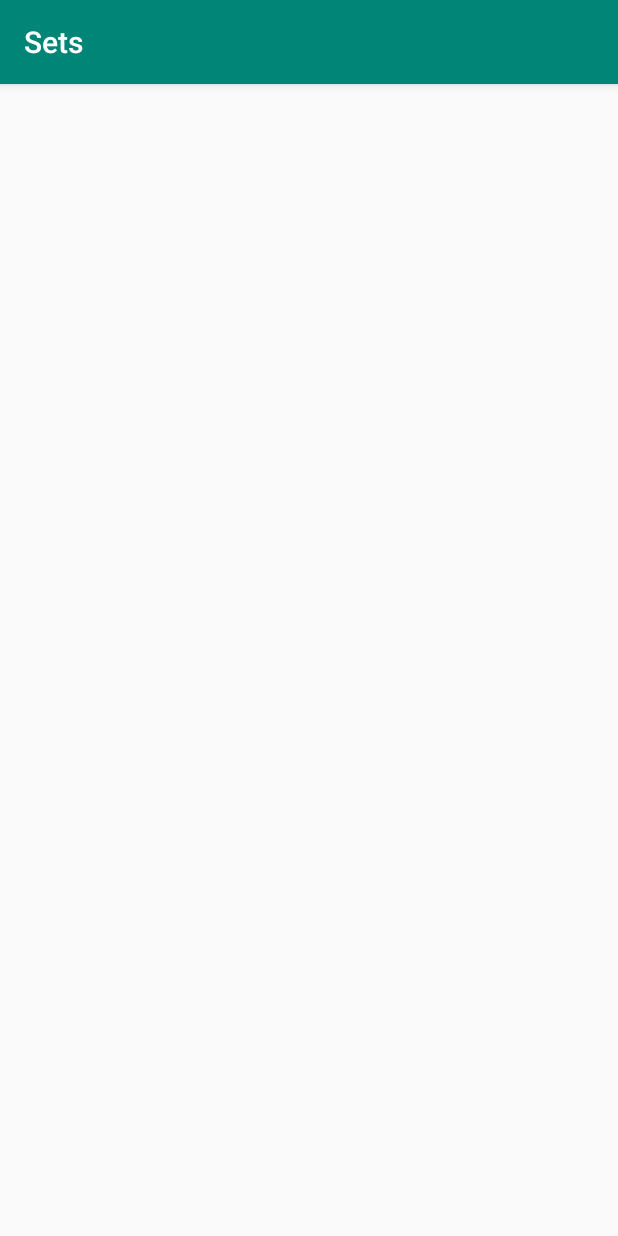
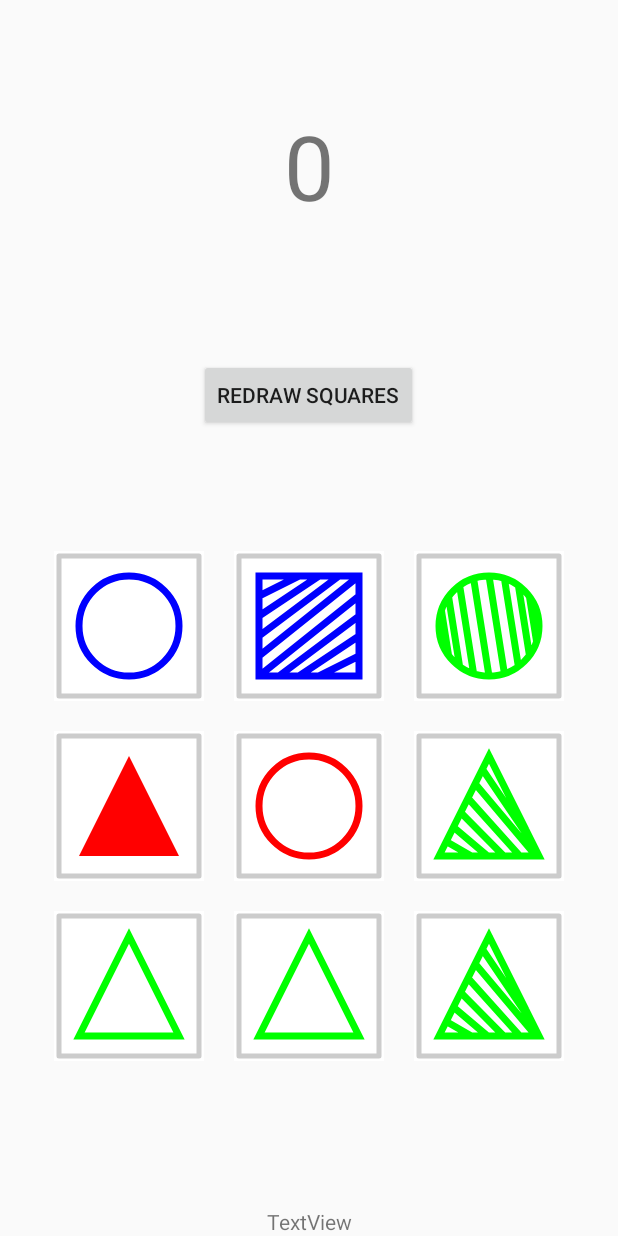
Before and after one commit to yewei600/Sets, an Android app: the GameFragment screen opened through its navigation route, on a phone screen of 412 x 824 dp. Run offline under Robolectric (Android 15) with nearby library versions, the phone set to English and light mode, and no system bars; our stand-ins replace data binding.

Commit message:
add gamefragment layout

```diff
--- /dev/null
+++ b/app/src/main/java/com/ericwei/sets/model/ShapeView.kt
@@ -0,0 +1,170 @@
+package com.ericwei.sets.model
+
+import android.animation.ObjectAnimator
+import android.content.Context
+import android.graphics.*
+import android.util.AttributeSet
+import android.view.View
+import android.view.animation.LinearInterpolator
+
+class ShapeView(context: Context, attrs: AttributeSet) : View(context, attrs) {
+
+    enum class DrawState {
+        REDRAW, SELECT, UNSELECT
+    }
+
+    private lateinit var mShape: ShapeType
+    private lateinit var mColor: ColorType
+    private lateinit var mFill: FillType
+
+    private var mDrawState = DrawState.REDRAW
+    private var mPaint = Paint()
+    private var mFramePaint = Paint()
+    private var mPath = Path()
+    private var mPathMeasure = PathMeasure()
+    private val mInset = 5
+    private var mFrameWidth: Float = 5f
+
+    init {
+        mPathMeasure.setPath(mPath, false)
+
+        mFramePaint.color = Color.LTGRAY
+        mFramePaint.isAntiAlias = true
+        mFramePaint.isDither = true
+        mFramePaint.style = Paint.Style.STROKE
+        mFramePaint.strokeJoin = Paint.Join.ROUND
+        mFramePaint.strokeCap = Paint.Cap.ROUND
+        mFramePaint.strokeWidth = mFrameWidth
+
+        mPaint.style = Paint.Style.STROKE
+        mPaint.strokeWidth = 7f
+    }
+
+    override fun onDraw(canvas: Canvas) {
+        super.onDraw(canvas)
+        canvas.drawColor(Color.WHITE)
+
+        if (mDrawState == DrawState.REDRAW) {
+            mColor = ColorType.values().random()
+            mShape = ShapeType.values().random()
+            mFill = FillType.values().random()
+        }
+
+        var coords = intArrayOf(0, 0)
+        getLocationOnScreen(coords)
+        val cX = (width / 2).toFloat()
+        val cY = (height / 2).toFloat()
+        val radius = (width / 3).toFloat()
+
+        mPath.reset()
+        when (mShape) {
+            ShapeType.CIRCLE -> getCirclePath(cX, cY, radius, mPath)
+            ShapeType.SQUARE -> getRectPath(
+                cX - radius,
+                cY - radius,
+                cX + radius,
+                cY + radius,
+                mPath
+            )
+            ShapeType.TRIANGLE -> getTrianglePath((cX - radius), (cY + radius), radius, mPath)
+        }
+
+        when (mFill) {
+            FillType.FILL -> mPaint.style = Paint.Style.FILL
+            FillType.EMPTY -> mPaint.style = Paint.Style.STROKE
+            FillType.LINES -> {
+                mPaint.style = Paint.Style.STROKE
+                drawLinesThrough(mPath)
+            }
+        }
+        mPaint.color = mColor.color
+
+        canvas.drawPath(mPath, mPaint)
+
+        canvas.drawRect(Rect(mInset, mInset, width - mInset, height - mInset), mFramePaint)
+    }
+
+    fun animateUserSelection(isAdding: Boolean) {
+        //do some animation to show User selected this Shape
+        val startVal = mFramePaint.strokeWidth
+        val endVal = if (startVal == 5f) 40f else 5f
+        ObjectAnimator.ofFloat(this, "frameWidth", startVal, endVal).apply {
+            duration = 3000
+            interpolator = LinearInterpolator()
+            start()
+        }
+    }
+
+    //attempt 2 just simply change width
+    fun redrawShape(state: DrawState) {
+        mDrawState = state
+        var curWidth = mFramePaint.strokeWidth
+        when (state) {
+            DrawState.REDRAW ->
+                curWidth = 5f
+            DrawState.UNSELECT ->
+                curWidth = 5f
+            DrawState.SELECT ->
+                curWidth = 40f
+        }
+        mFramePaint.strokeWidth = curWidth
+        invalidate()
+    }
+
+    private fun drawLinesThrough(path: Path) {
+        val pathMeasure = PathMeasure()
+        pathMeasure.setPath(path, false)
+
+        val pointArray = arrayOfNulls<Pair<Float, Float>>(20)
+        val length = pathMeasure.getLength()
+        var distance = 0f
+        val speed = length / 20
+        var counter = 0
+        val aCoordinates = FloatArray(2)
+
+        while (distance < length && counter < 20) {
+            // get point from the path
+            pathMeasure.getPosTan(distance, aCoordinates, null)
+            pointArray[counter] = Pair(
+                aCoordinates[0],
+                aCoordinates[1]
+            )
+            counter++
+            distance = distance + speed
+        }
+
+        var l = 0
+        var r = pointArray.size - 1
+        while (l < r) {
+            val start = pointArray[l]
+            val end = pointArray[r]
+            path.moveTo(start!!.first, start.second)
+            path.lineTo(end!!.first, end.second)
+            l++
+            r--
+        }
+    }
+
+    private fun getCirclePath(x: Float, y: Float, radius: Float, path: Path) {
+        path.addCircle(x, y, radius, Path.Direction.CW)
+    }
+
+    private fun getRectPath(left: Float, top: Float, right: Float, bottom: Float, path: Path) {
+        path.addRect(left, top, right, bottom, Path.Direction.CCW)
+    }
+
+    private fun getTrianglePath(x: Float, y: Float, radius: Float, path: Path) {
+        val p1 = Point(x.toInt(), y.toInt())  //bottom left point
+        val pointX = x + radius
+        val pointY = y - radius * 2
+
+        val p2 = Point(pointX.toInt(), pointY.toInt())  //top point
+        val p3 = Point((x + radius * 2).toInt(), y.toInt())  //bottom right point
+
+        path.moveTo(p1.x.toFloat(), p1.y.toFloat())
+        path.lineTo(p2.x.toFloat(), p2.y.toFloat())
+        path.lineTo(p3.x.toFloat(), p3.y.toFloat())
+        path.close()
+    }
+
+}
--- a/app/src/main/res/layout/fragment_game.xml
+++ b/app/src/main/res/layout/fragment_game.xml
@@ -10,5 +10,116 @@
     <androidx.constraintlayout.widget.ConstraintLayout
         android:layout_width="match_parent"
         android:layout_height="match_parent"
-        tools:context=".game.GameFragment" />
+        tools:context=".game.GameFragment">
+
+        <GridLayout
+            android:id="@+id/grid"
+            android:layout_width="wrap_content"
+            android:layout_height="wrap_content"
+            android:columnCount="3"
+            android:rowCount="3"
+            app:layout_constraintBottom_toBottomOf="parent"
+            app:layout_constraintEnd_toEndOf="parent"
+            app:layout_constraintStart_toStartOf="parent"
+            app:layout_constraintTop_toTopOf="parent"
+            app:layout_constraintVertical_bias="0.77">
+
+            <com.ericwei.sets.model.ShapeView
+                android:id="@+id/s1"
+                android:layout_width="100dp"
+                android:layout_height="100dp"
+                android:layout_margin="10dp"
+                android:background="@color/cardview_dark_background" />
+
+            <com.ericwei.sets.model.ShapeView
+                android:id="@+id/s2"
+                android:layout_width="100dp"
+                android:layout_height="100dp"
+                android:layout_margin="10dp"
+                android:background="@color/cardview_dark_background" />
+
+            <com.ericwei.sets.model.ShapeView
+                android:id="@+id/s3"
+                android:layout_width="100dp"
+                android:layout_height="100dp"
+                android:layout_margin="10dp"
+                android:background="@color/cardview_dark_background" />
+
+            <com.ericwei.sets.model.ShapeView
+                android:id="@+id/s4"
+                android:layout_width="100dp"
+                android:layout_height="100dp"
+                android:layout_margin="10dp"
+                android:background="@color/cardview_dark_background" />
+
+            <com.ericwei.sets.model.ShapeView
+                android:id="@+id/s5"
+                android:layout_width="100dp"
+                android:layout_height="100dp"
+                android:layout_margin="10dp"
+                android:background="@color/cardview_dark_background" />
+
+            <com.ericwei.sets.model.ShapeView
+                android:id="@+id/s6"
+                android:layout_width="100dp"
+                android:layout_height="100dp"
+                android:layout_margin="10dp"
+                android:background="@color/cardview_dark_background" />
+
+            <com.ericwei.sets.model.ShapeView
+                android:id="@+id/s7"
+                android:layout_width="100dp"
+                android:layout_height="100dp"
+                android:layout_margin="10dp"
+                android:background="@color/cardview_dark_background" />
+
+            <com.ericwei.sets.model.ShapeView
+                android:id="@+id/s8"
+                android:layout_width="100dp"
+                android:layout_height="100dp"
+                android:layout_margin="10dp"
+                android:background="@color/cardview_dark_background" />
+
+            <com.ericwei.sets.model.ShapeView
+                android:id="@+id/s9"
+                android:layout_width="100dp"
+                android:layout_height="100dp"
+                android:layout_margin="10dp"
+                android:background="@color/cardview_dark_background" />
+
+        </GridLayout>
+
+        <TextView
+            android:id="@+id/textView"
+            android:layout_width="100dp"
+            android:layout_height="100dp"
+            android:text="0"
+            android:textAlignment="center"
+            android:textSize="60sp"
+            app:layout_constraintBottom_toTopOf="@+id/redrawBtn"
+            app:layout_constraintEnd_toEndOf="parent"
+            app:layout_constraintStart_toStartOf="parent"
+            app:layout_constraintTop_toTopOf="parent" />
+
+        <Button
+            android:id="@+id/redrawBtn"
+            android:layout_width="wrap_content"
+            android:layout_height="wrap_content"
+            android:text="Redraw squares"
+            app:layout_constraintBottom_toTopOf="@+id/grid"
+            app:layout_constraintEnd_toEndOf="parent"
+            app:layout_constraintHorizontal_bias="0.498"
+            app:layout_constraintStart_toStartOf="parent"
+            app:layout_constraintTop_toBottomOf="@+id/textView" />
+
+        <TextView
+            android:id="@+id/timeTv"
+            android:layout_width="wrap_content"
+            android:layout_height="wrap_content"
+            android:text="TextView"
+            app:layout_constraintBottom_toBottomOf="parent"
+            app:layout_constraintEnd_toEndOf="parent"
+            app:layout_constraintStart_toStartOf="parent" />
+
+    </androidx.constraintlayout.widget.ConstraintLayout>
 </layout>
--- a/app/src/main/res/values/styles.xml
+++ b/app/src/main/res/values/styles.xml
@@ -1,7 +1,7 @@
 <resources>
 
     <!-- Base application theme. -->
-    <style name="AppTheme" parent="Theme.AppCompat.Light.DarkActionBar">
+    <style name="AppTheme" parent="Theme.AppCompat.Light.NoActionBar">
         <!-- Customize your theme here. -->
         <item name="colorPrimary">@color/colorPrimary</item>
         <item name="colorPrimaryDark">@color/colorPrimaryDark</item>
```
